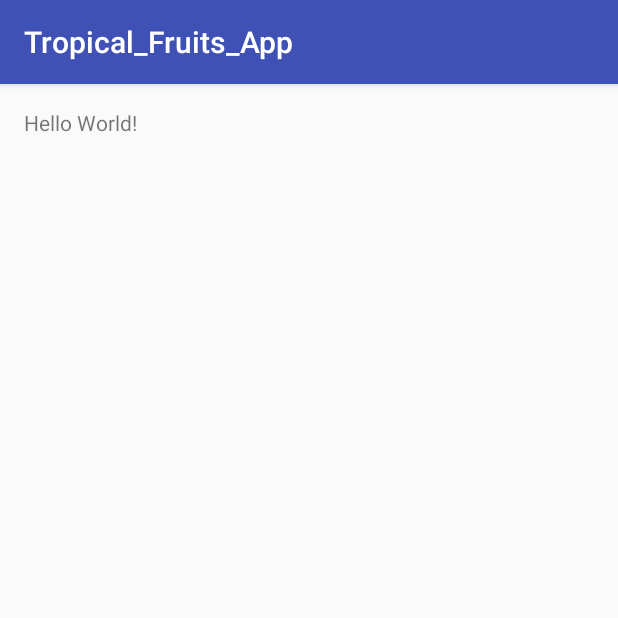
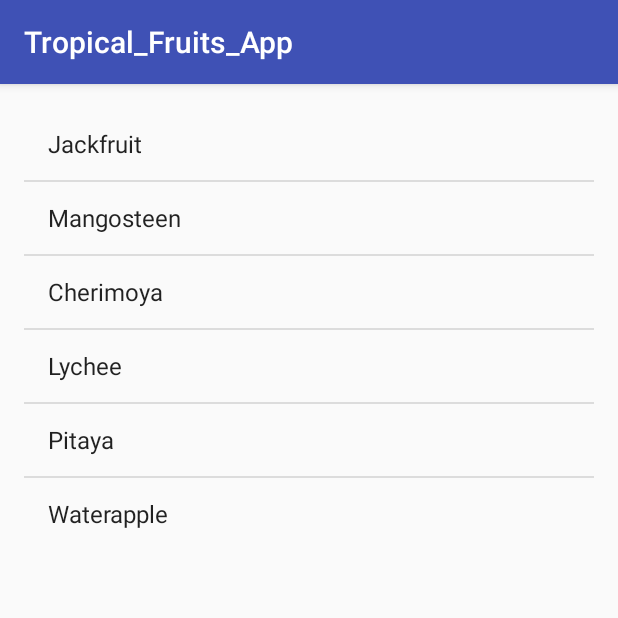
Before and after one commit to heatherhangtran/Tropical-Fruits-App, an Android app: the MainActivity screen opened directly, with no data from a screen before it, on a phone screen of 412 x 824 dp, the top half of it. Run offline under Robolectric (Android 15) with nearby library versions, the phone set to English and light mode, and no system bars.

Commit message:
Adds a list to the main page.

```diff
--- a/Tropical_Fruits_App/app/src/main/java/com/example/randybiglow/tropical_fruits_app/MainActivity.java
+++ b/Tropical_Fruits_App/app/src/main/java/com/example/randybiglow/tropical_fruits_app/MainActivity.java
@@ -1,13 +1,47 @@
 package com.example.randybiglow.tropical_fruits_app;
 
+import android.os.Bundle;
 import android.support.v7.app.AppCompatActivity;
-import android.os.Bundle;
+import android.widget.ArrayAdapter;
+import android.widget.ListView;
+
+import java.util.LinkedList;
 
 public class MainActivity extends AppCompatActivity {
+
+    //Save space for the classes for this app.
+    LinkedList<String> mStringList;
+    ArrayAdapter<String> mAdapter;
+
+    //EditText mEditText;
+    //Button mButton;
+    //Above are stretch goals.
 
     @Override
     protected void onCreate(Bundle savedInstanceState) {
         super.onCreate(savedInstanceState);
         setContentView(R.layout.activity_main);
+
+        //Adds a list of tropical fruits.
+        //Once all of the requirements are done, I will add an option to add.
+        mStringList = new LinkedList<>();
+        mStringList.add("Jackfruit");
+        mStringList.add("Mangosteen");
+        mStringList.add("Cherimoya");
+        mStringList.add("Lychee");
+        mStringList.add("Pitaya");
+        mStringList.add("Waterapple");
+
+        mAdapter = new ArrayAdapter<String>(this, android.R.layout.simple_list_item_1, mStringList);
+
+        ListView listFruits = (ListView) (findViewById(R.id.mainListView));
+        listFruits.setAdapter((mAdapter));
+
+//        listFruits.setOnItemClickListener(new AdapterView.OnItemClickListener() {
+//            @Override
+//            public void onItemClick(AdapterView<?> parent, View view, int position, long id) {
+//                //Intent intent = new Intent (MainActivity.this, FruitDetails.class);
+//            }
+//        });
     }
 }
--- a/Tropical_Fruits_App/app/src/main/res/layout/activity_main.xml
+++ b/Tropical_Fruits_App/app/src/main/res/layout/activity_main.xml
@@ -9,8 +9,16 @@
     android:paddingTop="@dimen/activity_vertical_margin"
     tools:context="com.example.randybiglow.tropical_fruits_app.MainActivity">
 
-    <TextView
+    <!--<EditText-->
+        <!--android:layout_width="200dp"-->
+        <!--android:layout_height="40dp" -->
+        <!--android:id="@+id/mainEditText"-->
+        <!--android:hint="Add New Fruit"-->
+        <!--android:layout_below="@id/mainListView"-->
+        <!--android:gravity="center"-->
+        <!--android:textCursorDrawable="@null"/>-->
+    <ListView
         android:layout_width="wrap_content"
         android:layout_height="wrap_content"
-        android:text="Hello World!" />
+        android:id="@+id/mainListView"/>
 </RelativeLayout>
```
Also changed, not shown: Tropical_Fruits_App/app/src/main/AndroidManifest.xml (+6 -6 lines), Tropical_Fruits_App/app/src/main/java/com/example/randybiglow/tropical_fruits_app/FruitDetails.java (added, +13 -0 lines), Tropical_Fruits_App/app/src/main/res/layout/activity_fruit_details.xml (added, +12 -0 lines).
